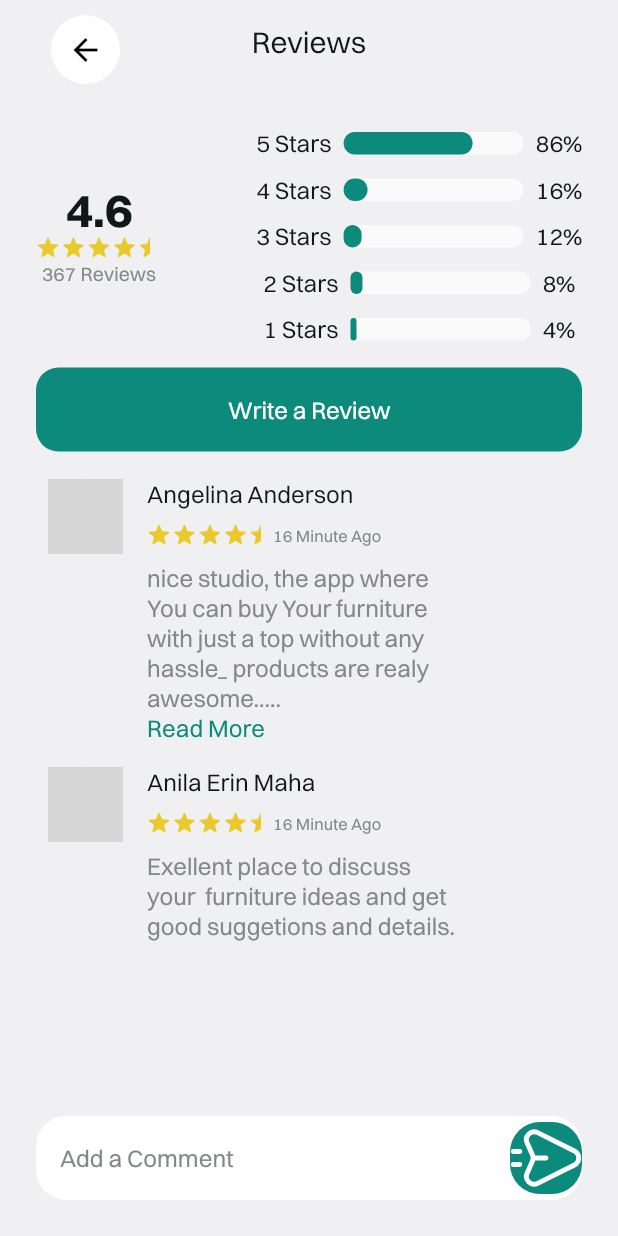
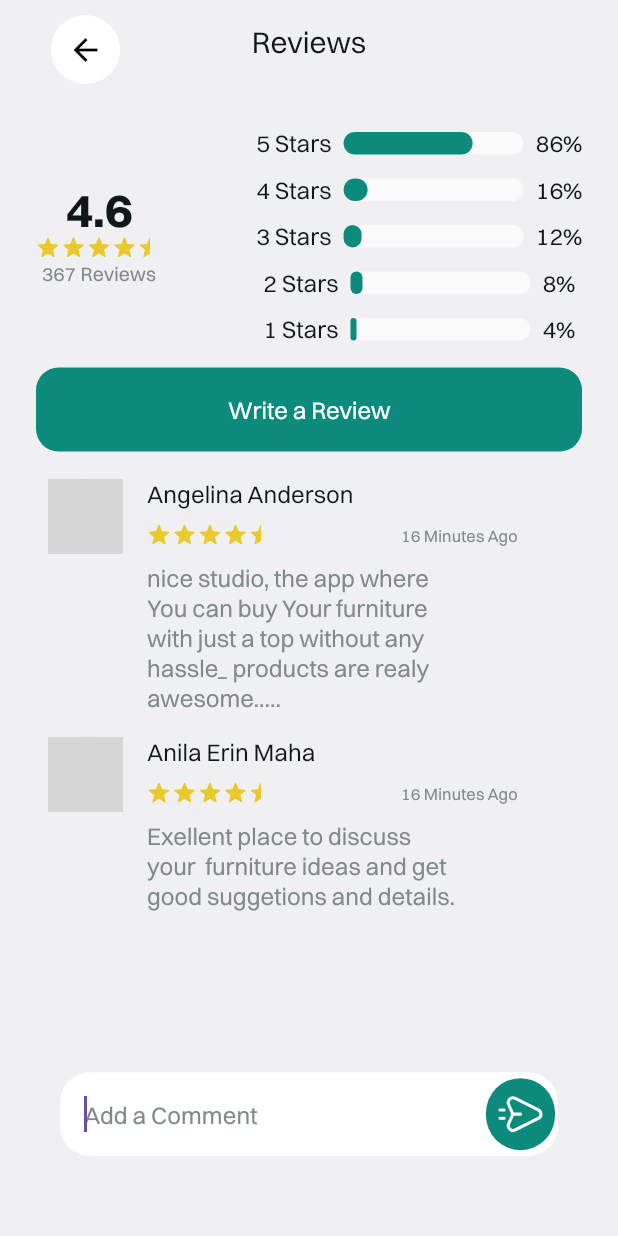
Before and after one commit to jainil30/Flutter-UI-Task-, a Flutter app: the ReviewScreen screen opened directly, after a tap on "Write a Review", on a phone screen of 412 x 824 dp. Run offline on Flutter 3.47's test engine with Material 3 defaults, Android fonts, the phone set to English and light mode, and no system bars; our stand-ins replace camera, flutter_slidable, flutter_svg, gap, get, hive and 1 more; accounts and stored records are empty; network calls fail; grey boxes are pictures that could not be loaded.

```diff
--- a/furniture_app/lib/common/data.dart
+++ b/furniture_app/lib/common/data.dart
@@ -392,4 +392,23 @@ final paymentsList = [
   Purpose : To show reviews in Review Screen
  */
 
-final reviewsList = [{}];
+final reviewsList = [
+  {
+    "reviewerName": "Angelina Anderson",
+    "reviewStars": "4.5",
+    "reviewTime": "16 Minutes Ago",
+    "reviewerProfilePicture":
+        "https://th.bing.com/th/id/OIP.uFXviv0pQL0EQOCHR3sLWQHaFj?rs=1&pid=ImgDetMain",
+    "review":
+        "nice studio, the app where You can buy Your furniture with just a top without any hassle_ products are realy awesome....."
+  },
+  {
+    "reviewerName": "Anila Erin Maha",
+    "reviewStars": "4.5",
+    "reviewTime": "16 Minutes Ago",
+    "reviewerProfilePicture":
+        "https://th.bing.com/th/id/OIP.uFXviv0pQL0EQOCHR3sLWQHaFj?rs=1&pid=ImgDetMain",
+    "review":
+        "Exellent place to discuss your  furniture ideas and get good suggetions and details."
+  }
+];
--- a/furniture_app/lib/controllers/UserController.dart
+++ b/furniture_app/lib/controllers/UserController.dart
@@ -7,5 +7,6 @@ import 'package:get/get.dart';
 class UserController extends GetxController {
   var name = "".obs;
   var email = "".obs;
+  var password = "".obs;
   var isOnline = false.obs;
 }
--- /dev/null
+++ b/furniture_app/lib/controllers/eye_controller.dart
@@ -0,0 +1,3 @@
+import 'package:get/get.dart';
+
+class EyeController extends GetxController {}
--- a/furniture_app/lib/controllers/review_controller.dart
+++ b/furniture_app/lib/controllers/review_controller.dart
@@ -1,7 +1,36 @@
 import 'package:flutter/cupertino.dart';
+import 'package:furniture_app/common/data.dart';
+import 'package:furniture_app/models/ReviewModel.dart';
 import 'package:get/get.dart';
 
 class ReviewScreenController extends GetxController {
+  var reviews = <ReviewModel>[].obs;
+
   TextEditingController addReviewController = TextEditingController();
   var reviewFormKey = GlobalKey<FormState>();
+
+  @override
+  void onInit() {
+    // TODO: implement onInit
+    super.onInit();
+    getAllReviews();
+  }
+
+  void getAllReviews() {
+    for (var review in reviewsList) {
+      reviews.add(ReviewModel.fromJson(review));
+    }
+
+    printAllReviews();
+  }
+
+  void printAllReviews() {
+    for (var review in reviews) {
+      print(review.reviewerName);
+    }
+  }
+
+  void addReview(ReviewModel reviewModel) {
+    reviews.add(reviewModel);
+  }
 }
--- a/furniture_app/lib/controllers/sign_in_controller.dart
+++ b/furniture_app/lib/controllers/sign_in_controller.dart
@@ -30,6 +30,7 @@ class SignInController extends GetxController {
             preferences.setString(
                 "email", emailController.value.text.toString());
             preferences.setString("name", user.fullName);
+            preferences.setString("password", user.password);
             preferences.setBool("isOnline", user.isOnline);
 
             Get.snackbar("Sign In Successful", "Redirecting to home page",
--- /dev/null
+++ b/furniture_app/lib/models/ReviewModel.dart
@@ -0,0 +1,60 @@
+/// reviewerName : "Angelina Anderson"
+/// reviewStars : "4.5"
+/// reviewTime : "16 Minutes"
+/// reviewerProfilePicture : "https://th.bing.com/th/id/OIP.uFXviv0pQL0EQOCHR3sLWQHaFj?rs=1&pid=ImgDetMain"
+/// review : "nice studio, the app where You can buy Your furniture with just a top without any hassle_ products are realy awesome....."
+
+class ReviewModel {
+  ReviewModel({
+      String? reviewerName,
+      String? reviewStars,
+      String? reviewTime,
+      String? reviewerProfilePicture,
+      String? review,}){
+    _reviewerName = reviewerName;
+    _reviewStars = reviewStars;
+    _reviewTime = reviewTime;
+    _reviewerProfilePicture = reviewerProfilePicture;
+    _review = review;
+}
+
+  ReviewModel.fromJson(dynamic json) {
+    _reviewerName = json['reviewerName'];
+    _reviewStars = json['reviewStars'];
+    _reviewTime = json['reviewTime'];
+    _reviewerProfilePicture = json['reviewerProfilePicture'];
+    _review = json['review'];
+  }
+  String? _reviewerName;
+  String? _reviewStars;
+  String? _reviewTime;
+  String? _reviewerProfilePicture;
+  String? _review;
+ReviewModel copyWith({  String? reviewerName,
+  String? reviewStars,
+  String? reviewTime,
+  String? reviewerProfilePicture,
+  String? review,
+}) => ReviewModel(  reviewerName: reviewerName ?? _reviewerName,
+  reviewStars: reviewStars ?? _reviewStars,
+  reviewTime: reviewTime ?? _reviewTime,
+  reviewerProfilePicture: reviewerProfilePicture ?? _reviewerProfilePicture,
+  review: review ?? _review,
+);
+  String? get reviewerName => _reviewerName;
+  String? get reviewStars => _reviewStars;
+  String? get reviewTime => _reviewTime;
+  String? get reviewerProfilePicture => _reviewerProfilePicture;
+  String? get review => _review;
+
+  Map<String, dynamic> toJson() {
+    final map = <String, dynamic>{};
+    map['reviewerName'] = _reviewerName;
+    map['reviewStars'] = _reviewStars;
+    map['reviewTime'] = _reviewTime;
+    map['reviewerProfilePicture'] = _reviewerProfilePicture;
+    map['review'] = _review;
+    return map;
+  }
+
+}
--- a/furniture_app/lib/views/reviews_screen.dart
+++ b/furniture_app/lib/views/reviews_screen.dart
@@ -1,20 +1,27 @@
 import 'package:flutter/material.dart';
+import 'package:furniture_app/common/sizes.dart';
 import 'package:furniture_app/controllers/review_controller.dart';
 import 'package:furniture_app/widgets/custom_elevated_btn.dart';
-import 'package:furniture_app/widgets/detailed_review_widget.dart';
 import 'package:furniture_app/widgets/text_form_field_with_suffix_icon.dart';
 import 'package:get/get.dart';
 
 import '../widgets/custom_back_icon_button.dart';
+import '../widgets/review_menu.dart';
 import '../widgets/review_rating_widget.dart';
 
+/*
+    Created By : Jainil Dalwadi
+ */
+
 class ReviewScreen extends StatelessWidget {
-  const ReviewScreen({super.key});
+  ReviewScreen({super.key});
 
+  FocusNode commentFocusNode = FocusNode();
   @override
   Widget build(BuildContext context) {
     var reviewController = Get.put(ReviewScreenController());
     return Scaffold(
+      resizeToAvoidBottomInset: true,
       backgroundColor: Theme.of(context).scaffoldBackgroundColor,
       appBar: AppBar(
         forceMaterialTransparency: true,
@@ -42,35 +49,30 @@ class ReviewScreen extends StatelessWidget {
               const ReviewRatingWidget(),
               CustomElevatedButton(
                 text: "Write a Review",
-                onClickFunction: () {},
+                onClickFunction: () {
+                  FocusScope.of(context).requestFocus(commentFocusNode);
+                },
               ),
-              const DetailedReviewWidget(
-                imagePath: "",
-                detailedReview:
-                    "nice studio, the app where You can buy Your furniture with just a top without any hassle_ products are realy awesome.....",
-                isSvg: true,
-                userName: "Angelina Anderson",
-                isTooMuch: true,
-              ),
-              const DetailedReviewWidget(
-                imagePath: "",
-                detailedReview:
-                    "Exellent place to discuss your  furniture ideas and get good suggetions and details.",
-                isSvg: true,
-                userName: "Anila Erin Maha",
-                isTooMuch: false,
+              Container(
+                  height: getHeight(height: 0.49, context: context),
+                  child: ReviewMenu()),
+              Container(
+                margin: const EdgeInsets.only(left: 16, right: 16),
+                child: Form(
+                  key: reviewController.reviewFormKey,
+                  child: TextFormFieldWithSuffixIcon(
+                    focusNode: commentFocusNode,
+                    hintText: "Add a Comment",
+                    controller: reviewController.addReviewController,
+                    formKey: reviewController.reviewFormKey,
+                    messageOnEmpty: "Blank Comment is not allowed",
+                  ),
+                ),
               ),
             ],
           ),
         ),
       ),
-      bottomNavigationBar: Container(
-        margin: EdgeInsets.all(24.0),
-        child: TextFormFieldWithSuffixIcon(
-            hintText: "Add a Comment",
-            controller: reviewController.addReviewController,
-            formKey: reviewController.reviewFormKey),
-      ),
     );
   }
 }
--- a/furniture_app/lib/widgets/detailed_review_widget.dart
+++ b/furniture_app/lib/widgets/detailed_review_widget.dart
@@ -12,14 +12,15 @@ class DetailedReviewWidget extends StatelessWidget {
       this.isSvg,
       this.userName,
       this.detailedReview,
-      this.isTooMuch});
+      this.isTooMuch,
+      this.timeAgo});
 
   final String? imagePath;
   final bool? isSvg;
   final String? userName;
   final String? detailedReview;
   final bool? isTooMuch;
-
+  final String? timeAgo;
   @override
   Widget build(BuildContext context) {
     return Padding(
@@ -52,19 +53,22 @@ class DetailedReviewWidget extends StatelessWidget {
                   ),
                 ),
                 SizedBox(height: 10),
-                Row(
+                Container(
+                  width: getWidth(width: 0.3, context: context),
+                  child: Row(
                     mainAxisSize: MainAxisSize.max,
                     mainAxisAlignment: MainAxisAlignment.spaceBetween,
                     children: [
                       SvgPicture.asset(IconsConstants.STARS),
                       Text(
-                      "16 Minute Ago",
+                        timeAgo ?? "Few Minutes Ago",
                         style: Theme.of(context)
                             .textTheme
                             .titleSmall!
                             .copyWith(color: greyColor),
                       )
                     ],
+                  ),
                 ),
                 SizedBox(height: 10),
                 Container(
--- /dev/null
+++ b/furniture_app/lib/widgets/review_menu.dart
@@ -0,0 +1,28 @@
+import 'package:flutter/material.dart';
+import 'package:furniture_app/controllers/review_controller.dart';
+import 'package:get/get.dart';
+
+import 'detailed_review_widget.dart';
+
+class ReviewMenu extends GetView<ReviewScreenController> {
+  const ReviewMenu({super.key});
+
+  @override
+  Widget build(BuildContext context) {
+    return Obx(
+      () => ListView.builder(
+        itemBuilder: (context, index) {
+          return DetailedReviewWidget(
+            imagePath: controller.reviews[index]!.reviewerProfilePicture,
+            detailedReview: controller.reviews[index]!.review,
+            isSvg: true,
+            userName: controller.reviews[index]!.reviewerName,
+            isTooMuch: false,
+            timeAgo: controller.reviews[index]!.reviewTime,
+          );
+        },
+        itemCount: controller.reviews.length,
+      ),
+    );
+  }
+}
--- a/furniture_app/lib/widgets/text_form_field_with_suffix_icon.dart
+++ b/furniture_app/lib/widgets/text_form_field_with_suffix_icon.dart
@@ -1,5 +1,8 @@
 import 'package:flutter/material.dart';
 import 'package:flutter_svg/flutter_svg.dart';
+import 'package:furniture_app/controllers/review_controller.dart';
+import 'package:furniture_app/models/ReviewModel.dart';
+import 'package:get/get.dart';
 
 import '../common/colors.dart';
 import '../constants/icons.dart';
@@ -11,19 +14,24 @@ class TextFormFieldWithSuffixIcon extends StatelessWidget {
       this.IconPath,
       this.hintText,
       this.inputType,
-      required this.formKey});
+      required this.formKey,
+      this.messageOnEmpty,
+      this.focusNode});
 
+  final FocusNode? focusNode;
   final TextEditingController controller;
   final String? IconPath;
   final String? hintText;
   final TextInputType? inputType;
   final GlobalKey<FormState> formKey;
+  final String? messageOnEmpty;
   @override
   Widget build(BuildContext context) {
+    var reviewController = Get.put(ReviewScreenController());
     return TextFormField(
       controller: controller,
+      focusNode: focusNode,
       keyboardType: inputType ?? TextInputType.text,
-      autovalidateMode: AutovalidateMode.onUserInteraction,
       decoration: InputDecoration(
           hintText: hintText! ?? " ",
           hintStyle: Theme.of(context)
@@ -36,17 +44,33 @@ class TextFormFieldWithSuffixIcon extends StatelessWidget {
             borderRadius: BorderRadius.circular(20),
             borderSide: BorderSide.none,
           ),
-          suffixIcon: Container(
-              decoration: BoxDecoration(
-                  color: primaryColor, borderRadius: BorderRadius.circular(20)),
-              // margin: EdgeInsets.only(right: 8),
-              child: Container(
-                  height: 20,
-                  width: 20,
-                  child: SvgPicture.asset(IconsConstants.SEND_ICON)))),
+          suffixIcon: GestureDetector(
+            child: Container(
+                margin: EdgeInsets.only(right: 2),
+                decoration: BoxDecoration(
+                    color: primaryColor,
+                    borderRadius: BorderRadius.circular(25)),
+                // margin: EdgeInsets.only(right: 8),
+                child: Padding(
+                  padding: const EdgeInsets.all(8.0),
+                  child: SvgPicture.asset(IconsConstants.SEND_ICON),
+                )),
+            onTap: () {
+              if (reviewController.reviewFormKey.currentState!.validate()) {
+                reviewController.addReview(ReviewModel(
+                  review: controller.text,
+                  reviewerName: "Jainil Dalwadi",
+                  reviewerProfilePicture: "",
+                  reviewStars: "4.5",
+                ));
+
+                controller.text = "";
+              }
+            },
+          )),
       validator: (value) {
         if (value!.isEmpty) {
-          return "Promo code is required ";
+          return messageOnEmpty ?? "Empty field is not allowed";
         }
       },
     );
--- a/furniture_app/pubspec.yaml
+++ b/furniture_app/pubspec.yaml
@@ -46,6 +46,7 @@ dependencies:
   hive_generator: ^2.0.1
   path_provider: ^2.1.3
   shared_preferences: ^2.2.3
+  camera: ^0.10.5+9
 
 dev_dependencies:
   flutter_test:
```
Also changed, not shown: furniture_app/lib/common/bottom_nav.dart (+5 -2 lines), furniture_app/lib/main.dart (+5 -5 lines), furniture_app/lib/routes.dart (+6 -1 lines), furniture_app/lib/views/eye_screen.dart (added, +52 -0 lines), furniture_app/lib/views/sign_in_screen.dart (+38 -10 lines), furniture_app/lib/widgets/eye_container_widget.dart (+19 -2 lines), furniture_app/lib/widgets/sign_in_form.dart (+10 -1 lines), furniture_app/pubspec.lock, 1 other file. Lines whose indentation alone changed are shown as unchanged.
